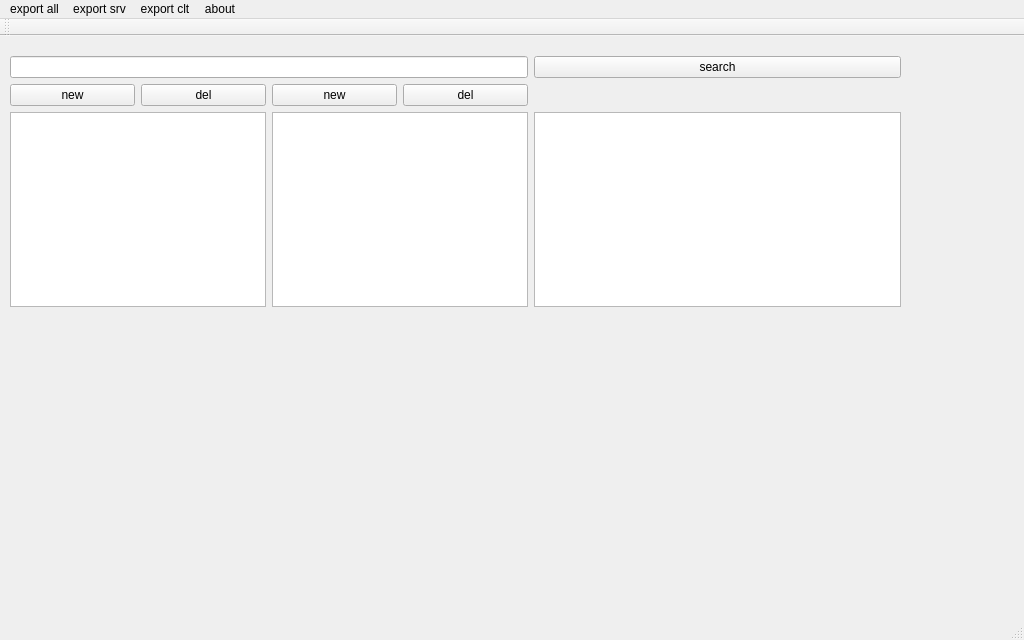
Old version of the form mainwindow.ui in the repository changnet/SPEditor.
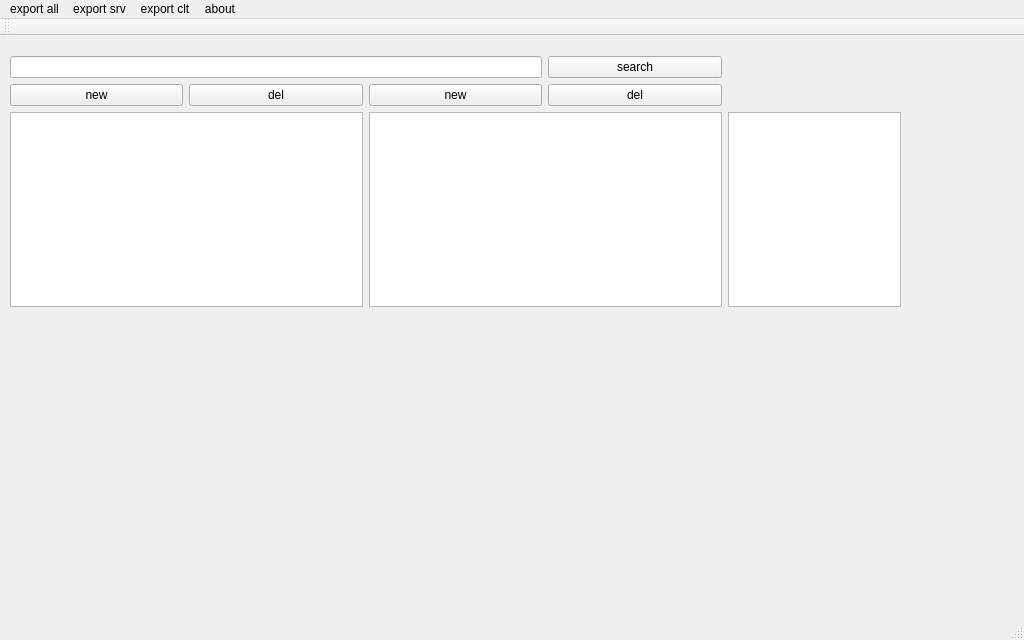
New version of the form.

The edit to the form file:
```diff
--- a/mainwindow.ui
+++ b/mainwindow.ui
@@ -23,7 +23,7 @@
       <height>271</height>
      </rect>
     </property>
-    <layout class="QGridLayout" name="gridLayout">
+    <layout class="QGridLayout" name="gridLayout" columnstretch="1,1,1,1,1" columnminimumwidth="0,0,0,0,0">
      <property name="sizeConstraint">
       <enum>QLayout::SetDefaultConstraint</enum>
      </property>
@@ -39,13 +39,9 @@
      <property name="bottomMargin">
       <number>10</number>
      </property>
-     <item row="0" column="4">
-      <widget class="QPushButton" name="search_btn">
-       <property name="text">
-        <string>search</string>
-       </property>
-      </widget>
-     </item>
+     <property name="horizontalSpacing">
+      <number>6</number>
+     </property>
      <item row="1" column="2">
       <widget class="QPushButton" name="command_new">
        <property name="text">
@@ -53,16 +49,6 @@
        </property>
       </widget>
      </item>
-     <item row="1" column="0">
-      <widget class="QPushButton" name="module_new">
-       <property name="text">
-        <string>new</string>
-       </property>
-      </widget>
-     </item>
-     <item row="0" column="0" colspan="4">
-      <widget class="QLineEdit" name="lineEdit"/>
-     </item>
      <item row="1" column="3">
       <widget class="QPushButton" name="command_del">
        <property name="text">
@@ -77,8 +63,12 @@
        </property>
       </widget>
      </item>
-     <item row="2" column="0" colspan="2">
-      <widget class="QTableWidget" name="module_tbl"/>
+     <item row="1" column="0">
+      <widget class="QPushButton" name="module_new">
+       <property name="text">
+        <string>new</string>
+       </property>
+      </widget>
      </item>
      <item row="2" column="2" colspan="2">
       <widget class="QTableWidget" name="command_tbl"/>
@@ -86,6 +76,19 @@
      <item row="2" column="4">
       <widget class="QPlainTextEdit" name="detail_edt"/>
      </item>
+     <item row="0" column="0" colspan="3">
+      <widget class="QLineEdit" name="lineEdit"/>
+     </item>
+     <item row="0" column="3">
+      <widget class="QPushButton" name="search_btn">
+       <property name="text">
+        <string>search</string>
+       </property>
+      </widget>
+     </item>
+     <item row="2" column="0" colspan="2">
+      <widget class="QTableWidget" name="module_tbl"/>
+     </item>
     </layout>
    </widget>
   </widget>
```
